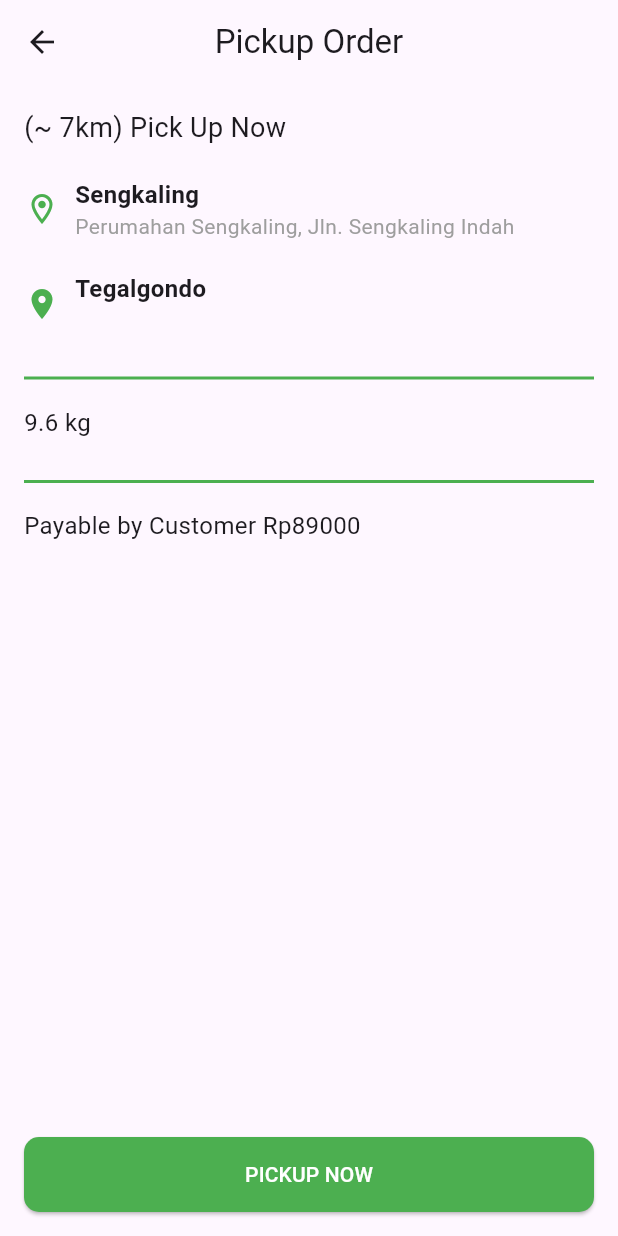
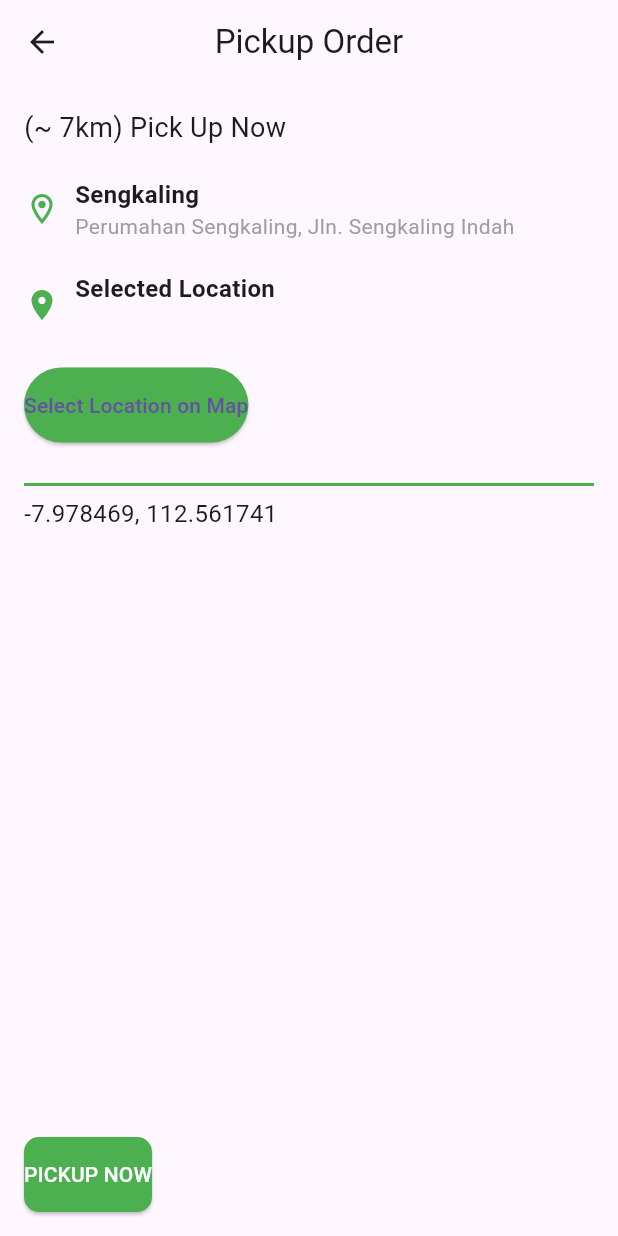
Before and after one commit to IkbarSulistio/Lawndre_Project, a Flutter app: the PickupOrderView screen opened by its route, after a tap on "PICKUP NOW", on a phone screen of 412 x 824 dp. Run offline on Flutter 3.47's test engine with Material 3 defaults, Android fonts, the phone set to English and light mode, and no system bars; our stand-ins replace font_awesome_flutter, geocoding, get, google_maps_flutter, image_picker.

Commit message:
lawndre_project

```diff
--- a/lib/app/modules/pickup_order/controllers/pickup_order_controller.dart
+++ b/lib/app/modules/pickup_order/controllers/pickup_order_controller.dart
@@ -1,23 +1,25 @@
 import 'package:get/get.dart';
-import 'package:device_info_plus/device_info_plus.dart';
+import 'package:google_maps_flutter/google_maps_flutter.dart';
+import 'package:geocoding/geocoding.dart';
 
 class PickupOrderController extends GetxController {
-  var deviceInfo = ''.obs;  // Observable for storing device information
-  var weight = 9.6.obs;     // Example weight value
-  var price = 89000.obs;    // Example price value
+  var selectedAddress = ''.obs;
+  var selectedLatLng = LatLng(-7.978469, 112.561741).obs; // Default location (UMM)
 
-  @override
-  void onInit() {
-    super.onInit();
-    getDeviceInfo();  // Call this method when the controller is initialized
+  // Function to get the address from LatLng
+  Future<void> getAddressFromLatLng(LatLng position) async {
+    try {
+      List<Placemark> placemarks = await placemarkFromCoordinates(position.latitude, position.longitude);
+      Placemark place = placemarks[0];
+      selectedAddress.value = "${place.street}, ${place.locality}, ${place.country}";
+    } catch (e) {
+      selectedAddress.value = "No address available";
+    }
   }
 
-  // Method to get device information
-  Future<void> getDeviceInfo() async {
-    DeviceInfoPlugin deviceInfoPlugin = DeviceInfoPlugin();
-    AndroidDeviceInfo androidInfo = await deviceInfoPlugin.androidInfo;
-
-    // You can extract information like model, version, and more
-    deviceInfo.value = "${androidInfo.brand} ${androidInfo.model}";
+  // Function called when user selects location on map
+  void selectLocation(LatLng position) {
+    selectedLatLng.value = position;
+    getAddressFromLatLng(position);
   }
 }
--- a/lib/app/modules/pickup_order/views/pickup_order_view.dart
+++ b/lib/app/modules/pickup_order/views/pickup_order_view.dart
@@ -1,6 +1,7 @@
 import 'package:flutter/material.dart';
 import 'package:get/get.dart';
 import '../controllers/pickup_order_controller.dart';
+import '../widgets/map_widget.dart';
 
 class PickupOrderView extends StatelessWidget {
   @override
@@ -17,10 +18,8 @@ class PickupOrderView extends StatelessWidget {
         child: Column(
           crossAxisAlignment: CrossAxisAlignment.start,
           children: [
-            // Jarak dan status pick up
             Text('(~ 7km) Pick Up Now', style: TextStyle(fontSize: 18)),
             SizedBox(height: 20),
-            // Lokasi Sengkaling
             Row(
               children: [
                 Icon(Icons.location_on_outlined, color: Colors.green),
@@ -35,7 +34,6 @@ class PickupOrderView extends StatelessWidget {
               ],
             ),
             SizedBox(height: 20),
-            // Lokasi berdasarkan perangkat
             Row(
               children: [
                 Icon(Icons.location_on, color: Colors.green),
@@ -43,29 +41,30 @@ class PickupOrderView extends StatelessWidget {
                 Column(
                   crossAxisAlignment: CrossAxisAlignment.start,
                   children: [
-                    Text('Tegalgondo', style: TextStyle(fontSize: 16, fontWeight: FontWeight.bold)),
-                    Obx(() => Text(controller.deviceInfo.value, style: TextStyle(color: Colors.grey))),
+                    Text('Selected Location', style: TextStyle(fontSize: 16, fontWeight: FontWeight.bold)),
+                    Obx(() => Text(controller.selectedAddress.value, style: TextStyle(color: Colors.grey))),
                   ],
                 ),
               ],
             ),
             SizedBox(height: 20),
-            Divider(thickness: 2, color: Colors.green),
-            SizedBox(height: 10),
-            // Berat item
-            Obx(() => Text('${controller.weight.value} kg', style: TextStyle(fontSize: 16))),
+            ElevatedButton(
+              onPressed: () {
+                Get.to(() => MapWidget()); // Navigate to map page
+              },
+              child: Text('Select Location on Map'),
+              style: ElevatedButton.styleFrom(
+                padding: EdgeInsets.symmetric(vertical: 15),
+                backgroundColor: Colors.green,
+              ),
+            ),
             SizedBox(height: 20),
             Divider(thickness: 2, color: Colors.green),
-            SizedBox(height: 10),
-            // Harga yang harus dibayar
-            Obx(() => Text('Payable by Customer Rp${controller.price.value}', style: TextStyle(fontSize: 16))),
+            Obx(() => Text('${controller.selectedLatLng.value.latitude}, ${controller.selectedLatLng.value.longitude}', style: TextStyle(fontSize: 16))),
             Spacer(),
-            // Tombol Pickup Now
-            SizedBox(
-              width: double.infinity,
-              child: ElevatedButton(
+            ElevatedButton(
               onPressed: () {
-                  // Logic untuk proses pickup
+                // Process pickup logic
               },
               child: Text('PICKUP NOW', style: TextStyle(color: Colors.white)),
               style: ElevatedButton.styleFrom(
@@ -76,7 +75,6 @@ class PickupOrderView extends StatelessWidget {
                 ),
               ),
             ),
-            ),
           ],
         ),
       ),
--- a/pubspec.yaml
+++ b/pubspec.yaml
@@ -10,7 +10,8 @@ dependencies:
   get: 4.6.6
   font_awesome_flutter: ^10.0.0
   image_picker: 0.8.7+3
-  device_info_plus: 8.1.0
+  google_maps_flutter: 2.2.5
+  geocoding: 2.0.5
   flutter:
     sdk: flutter
 
```
Also changed, not shown: lib/app/modules/pickup_order/widgets/map_widget.dart (added, +35 -0 lines), pubspec.lock, 4 other files. Lines whose indentation alone changed are shown as unchanged.
